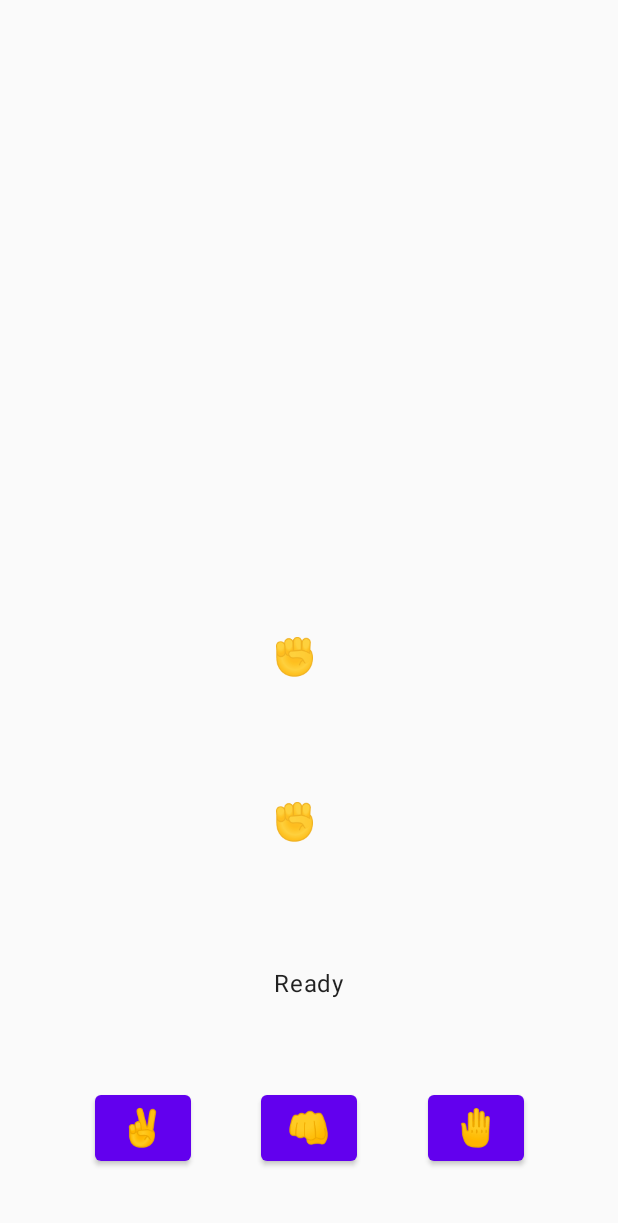
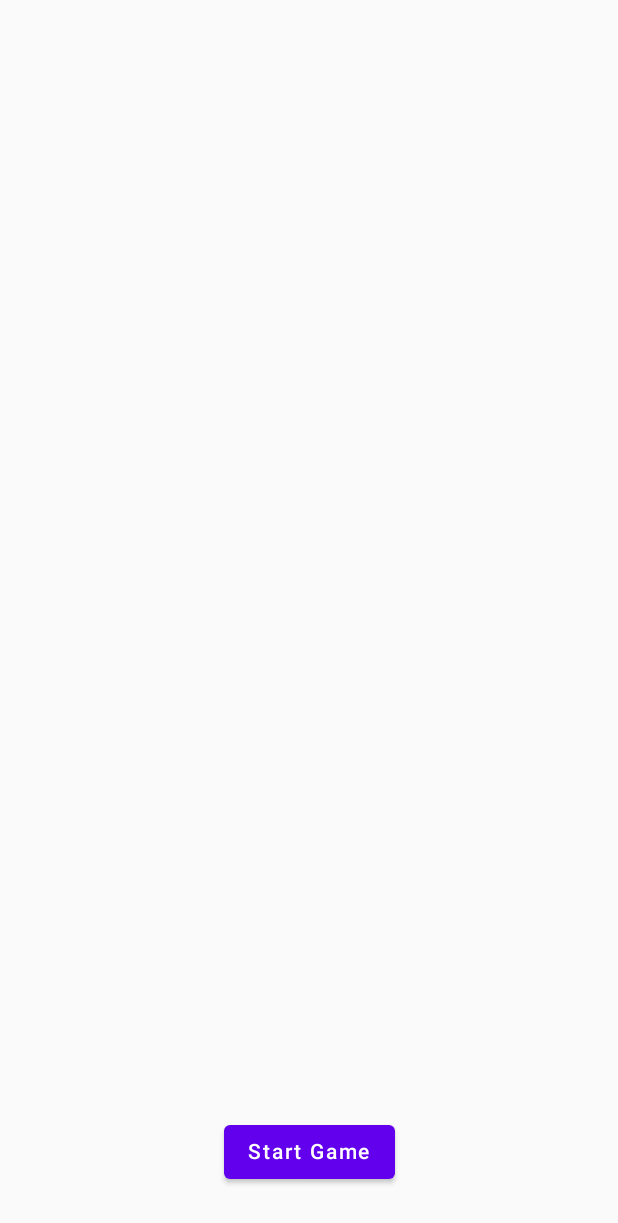
Before and after one commit to FelixSubject211/MoveMate, an Android app built with Jetpack Compose: the screen it shows after launch (MainActivity), on a phone screen of 412 x 824 dp. Shown: the top 1223 px of the screen. Run offline under Robolectric (Android 15) with nearby library versions, the phone set to English and light mode, and no system bars; our stand-ins replace Voyager.

Commit message:
Add MenuScreen

```diff
--- a/composeApp/src/commonMain/kotlin/App.kt
+++ b/composeApp/src/commonMain/kotlin/App.kt
@@ -1,12 +1,12 @@
 import androidx.compose.material.MaterialTheme
 import androidx.compose.runtime.*
 import cafe.adriel.voyager.navigator.Navigator
-import screens.GameScreen
+import screens.menu.MenuScreen
 
 
 @Composable
 fun App() {
     MaterialTheme {
-        Navigator(GameScreen)
+        Navigator(MenuScreen)
     }
 }
--- a/composeApp/src/commonMain/kotlin/di/Koin.kt
+++ b/composeApp/src/commonMain/kotlin/di/Koin.kt
@@ -10,31 +10,32 @@ import kotlinx.coroutines.flow.MutableStateFlow
 import org.koin.core.context.startKoin
 import org.koin.core.qualifier.named
 import org.koin.dsl.module
-import screens.GameScreenModel
+import screens.game.GameScreenModel
+import screens.menu.MenuScreenModel
 
 val gameModule = module {
-    single(named("playerAbility")) { MutableStateFlow<PlayerState>(PlayerState.Ready) }
-    single(named("opponentAbility")) { MutableStateFlow<PlayerState>(PlayerState.Ready) }
+    factory { MenuScreenModel() }
 
-    single<GameLogicCoordinator> {
-        GameLogicDefaultCoordinator(
-            playerState = get(named("playerAbility")),
-            opponentState = get(named("opponentAbility")),
-            opponent = get()
+    factory {
+        val playerState = MutableStateFlow<PlayerState>(PlayerState.Ready)
+        val opponentState = MutableStateFlow<PlayerState>(PlayerState.Ready)
+
+        val opponent: Opponent = DefaultOpponent(
+            playerState = playerState,
+            opponentState = opponentState
+        )
+
+        val coordinator: GameLogicCoordinator = GameLogicDefaultCoordinator(
+            playerState = playerState,
+            opponentState = opponentState,
+            opponent = opponent
+        )
+
+        GameScreenModel(
+            gameLogicCoordinator = coordinator,
+            playerState = playerState
         )
     }
-
-    single<Opponent> {
-        DefaultOpponent(
-            playerState = get(named("playerAbility")),
-            opponentState = get(named("opponentAbility"))
-        )
-    }
-
-    factory { GameScreenModel(
-        gameLogicCoordinator = get(),
-        playerState = get(named("playerAbility"))
-    ) }
 }
 
 fun initKoin() {
--- a/composeApp/src/commonMain/kotlin/screens/GameScreenModel.kt
+++ b/composeApp/src/commonMain/kotlin/screens/game/GameScreenModel.kt
@@ -1,4 +1,4 @@
-package screens
+package screens.game
 
 import cafe.adriel.voyager.core.model.ScreenModel
 import cafe.adriel.voyager.core.model.screenModelScope
--- /dev/null
+++ b/composeApp/src/commonMain/kotlin/screens/menu/MenuScreen.kt
@@ -0,0 +1,43 @@
+package screens.menu
+
+import androidx.compose.foundation.layout.Arrangement
+import androidx.compose.foundation.layout.Column
+import androidx.compose.foundation.layout.fillMaxSize
+import androidx.compose.foundation.layout.padding
+import androidx.compose.material.Button
+import androidx.compose.material.Text
+import androidx.compose.runtime.Composable
+import androidx.compose.ui.Alignment
+import androidx.compose.ui.Modifier
+import androidx.compose.ui.unit.dp
+import androidx.compose.ui.unit.sp
+import cafe.adriel.voyager.core.screen.Screen
+import cafe.adriel.voyager.koin.getScreenModel
+import cafe.adriel.voyager.navigator.LocalNavigator
+import cafe.adriel.voyager.navigator.currentOrThrow
+import screens.game.GameScreen
+
+
+data object MenuScreen : Screen {
+    @Composable
+    override fun Content() {
+        val navigator = LocalNavigator.currentOrThrow
+        val screenModel: MenuScreenModel = getScreenModel()
+
+        Column(
+            modifier = Modifier
+                .fillMaxSize()
+                .padding(16.dp),
+            horizontalAlignment = Alignment.CenterHorizontally,
+            verticalArrangement = Arrangement.Bottom
+        ) {
+            Button(
+                onClick = { navigator.push(GameScreen) },
+                modifier = Modifier.padding(16.dp)
+            ) {
+                Text(text = "Start Game")
+            }
+        }
+    }
+
+}
--- /dev/null
+++ b/composeApp/src/commonMain/kotlin/screens/menu/MenuScreenModel.kt
@@ -0,0 +1,7 @@
+package screens.menu
+
+import cafe.adriel.voyager.core.model.ScreenModel
+
+class MenuScreenModel(): ScreenModel {
+
+}
```
Also changed, not shown: composeApp/src/commonMain/kotlin/screens/game/GameScreen.kt (renamed from composeApp/src/commonMain/kotlin/screens/GameScreen.kt, +26 -4 lines).
